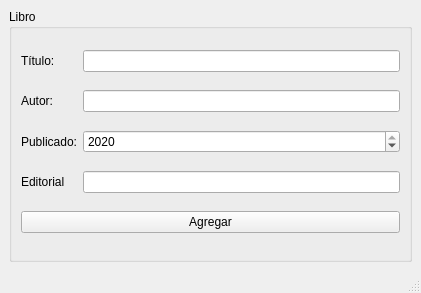
The window that ui_libreria.ui (micheldavalos/qt-for-python) describes before a commit, drawn with Qt 5.
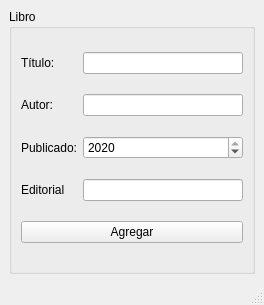
The same window after the commit.

Commit message: modificacion de los nombres de los objetos de los widgets

Patch:
```diff
--- a/ui_libreria.ui
+++ b/ui_libreria.ui
@@ -6,8 +6,8 @@
    <rect>
     <x>0</x>
     <y>0</y>
-    <width>421</width>
-    <height>293</height>
+    <width>264</width>
+    <height>305</height>
    </rect>
   </property>
   <property name="windowTitle">
```
Left out of the diff: 12 changed lines with no effect on the pictures. The commit also changes 2 other files.
